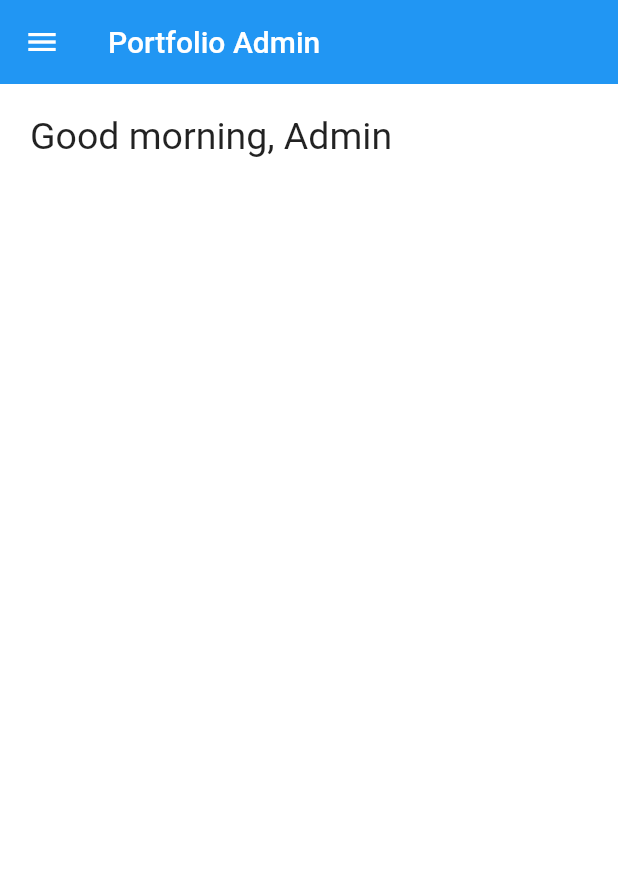
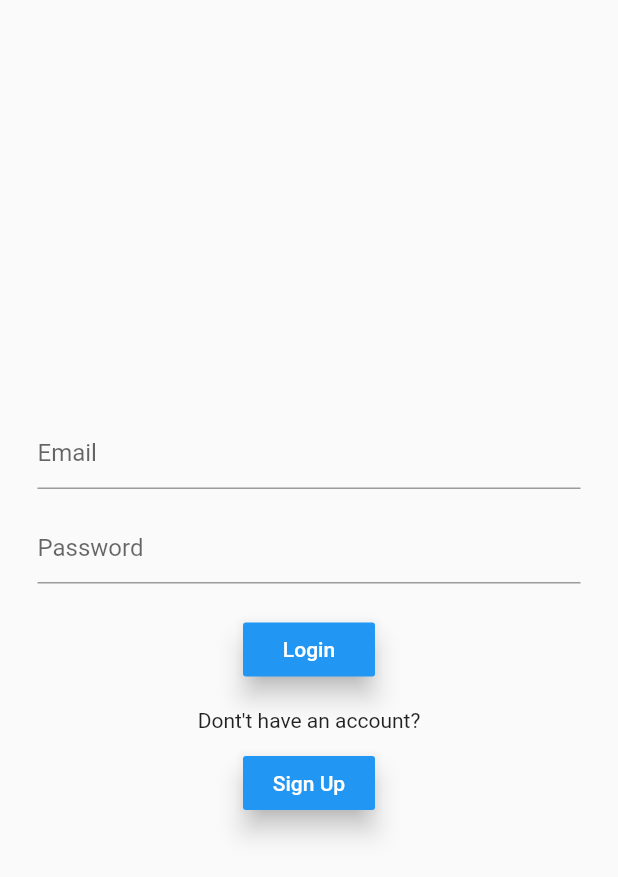
Before and after one commit to akillika/portfolio_admin, a Flutter app: the screen it shows after launch, on a phone screen of 412 x 824 dp. Shown: the top 877 px of the screen. Run offline on Flutter 3.47's test engine with Material 2 defaults, Android fonts, the phone set to English and light mode, and no system bars; our stand-ins replace cloud_firestore, firebase_auth; accounts and stored records are empty.

Commit message:
login and signup page added

```diff
--- a/lib/main.dart
+++ b/lib/main.dart
@@ -1,6 +1,7 @@
 import 'package:flutter/material.dart';
-import 'home.dart';
+import 'pages/home.dart';
 
 void main() {
+
   runApp(MyApp());
 }
--- a/lib/home.dart
+++ b/lib/pages/home.dart
@@ -1,5 +1,7 @@
 import 'package:flutter/material.dart';
-
+import 'package:firebase_auth/firebase_auth.dart';
+import 'package:portfolioadmin/pages/login.dart';
+import 'package:portfolioadmin/pages/signup.dart';
 
 class MyApp extends StatefulWidget {
   @override
@@ -10,8 +12,12 @@ class _MyAppState extends State<MyApp> {
   @override
   Widget build(BuildContext context) {
     return MaterialApp(
-
-      home: HomePage(),
+      routes: <String, WidgetBuilder>{
+        '/landingpage': (_) => HomePage(),
+        '/signuppage': (_) => SignupPage(),
+        'loginpage':(_)=>LoginPage(),
+      },
+      home: LoginPage(),
     );
   }
 }
@@ -26,27 +32,44 @@ class _HomePageState extends State<HomePage> {
   Widget build(BuildContext context) {
     return Scaffold(
       appBar: AppBar(
+        actions: <Widget>[
+          IconButton(
+            icon: Icon(Icons.remove_circle_outline),
+            onPressed: () {
+              FirebaseAuth.instance.signOut().then((value) {}).catchError((e) {
+                print(e);
+              });
+              Navigator.of(context).pop();
+              Navigator.of(context).pushReplacementNamed('/loginpage');
+            },
+          ),
+        ],
         elevation: 0.0,
-       title: Text('Portfolio Admin'),
+        title: Text('Portfolio Admin'),
       ),
       backgroundColor: Colors.white,
       drawer: Drawer(
-
         child: Column(
           children: <Widget>[
             DrawerHeader(child: null),
             GestureDetector(
-              onTap: (){
+              onTap: () {
                 Navigator.pushNamed(context, 'receivedprojects');
               },
-                          child: Padding(
+              child: Padding(
                 padding: const EdgeInsets.all(8.0),
                 child: Row(
                   mainAxisAlignment: MainAxisAlignment.spaceBetween,
                   children: <Widget>[
-                    Text('Received Projects',style: TextStyle(fontSize:18),),
-                    IconButton(icon: Icon(Icons.arrow_forward),
-                    onPressed: (){ Navigator.pushNamed(context, 'receivedprojects');},
+                    Text(
+                      'Received Projects',
+                      style: TextStyle(fontSize: 18),
+                    ),
+                    IconButton(
+                      icon: Icon(Icons.arrow_forward),
+                      onPressed: () {
+                        Navigator.pushNamed(context, 'receivedprojects');
+                      },
                     )
                   ],
                 ),
@@ -55,19 +78,19 @@ class _HomePageState extends State<HomePage> {
           ],
         ),
       ),
-
       body: SingleChildScrollView(
-        child:Padding(
+        child: Padding(
           padding: const EdgeInsets.all(20.0),
           child: Column(
             children: <Widget>[
-              Text(greetings() + ' Admin',style: TextStyle(fontSize:25.0))
+              Text(greetings() + ' Admin', style: TextStyle(fontSize: 25.0))
             ],
           ),
         ),
       ),
     );
   }
+
   String greetings() {
     var now;
     now = DateTime.now().hour;
--- /dev/null
+++ b/lib/pages/login.dart
@@ -0,0 +1,87 @@
+
+
+import 'package:firebase_auth/firebase_auth.dart';
+import 'package:flutter/services.dart';
+
+import 'package:flutter/material.dart';
+
+class LoginPage extends StatefulWidget {
+  @override
+  _LoginPageState createState() => _LoginPageState();
+}
+
+class _LoginPageState extends State<LoginPage> {
+  String _email;
+  String _password;
+  @override
+  Widget build(BuildContext context) {
+    return Scaffold(
+      body: Center(
+        child: Container(
+          padding: EdgeInsets.all(25.0),
+          child: Column(
+            mainAxisAlignment: MainAxisAlignment.center,
+            children: <Widget>[
+              TextField(
+                decoration: InputDecoration(hintText:'Email'),
+                onChanged: (value){
+                  setState(() {
+                    _email = value;
+                  });
+                },
+              ),
+              SizedBox(height:15.0),
+              TextField(
+                decoration: InputDecoration(hintText: 'Password'),
+                onChanged: (value){
+                  setState(() {
+                    _password = value;
+                  });
+                },
+                obscureText: true,
+              ),
+              SizedBox(height:20.0),
+              RaisedButton(
+                child: Text('Login'),
+                color:Colors.blue,
+                textColor: Colors.white,
+                elevation: 7.0,
+                onPressed: (){
+                  signIn();
+                },
+              ),
+              SizedBox(height:15.0),
+              Text('Dont\'t have an account?'),
+              SizedBox(height:10.0),
+              RaisedButton(
+                child: Text('Sign Up'),
+                color:Colors.blue,
+                textColor: Colors.white,
+                elevation: 7.0,
+                onPressed: (){
+                  Navigator.of(context).pushNamed('/signuppage');
+                },
+              ),
+            ],
+          ),
+        ),
+      ),
+    );
+  }
+   void signIn () async {
+    try {FirebaseUser user;
+    user = (await FirebaseAuth.instance.signInWithEmailAndPassword(email: _email, password: _password)).user;
+    if(user!=null) {
+      Navigator.of(context).pushReplacementNamed('/landingpage');
+    }
+    }on PlatformException catch (e){
+      switch(e.message) {
+        case 'There is no user record corresponding to this identifier. The user may have been deleted.'
+        : Scaffold.of(context).showSnackBar(
+          SnackBar(content: Text('Check Yur Username and Password'),)
+        );
+
+      }
+    }
+  }
+}
--- a/pubspec.yaml
+++ b/pubspec.yaml
@@ -29,6 +29,7 @@ dependencies:
   # Use with the CupertinoIcons class for iOS style icons.
   cupertino_icons: ^0.1.3
   cloud_firestore:
+  firebase_auth:
 
 dev_dependencies:
   flutter_test:
```
Also changed, not shown: lib/pages/signup.dart (added, +59 -0 lines), pubspec.lock, 1 other file.
